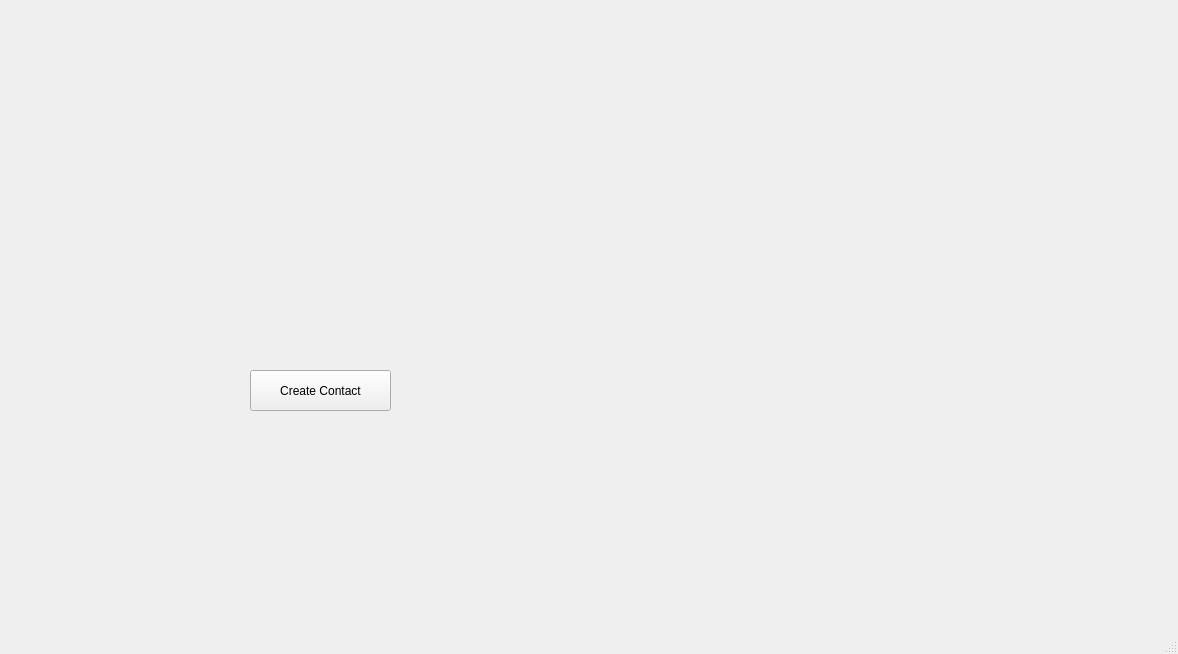
JustTeRoR/C-4th-task, file TelephoneBook/mainwindow.ui: the form before one commit.
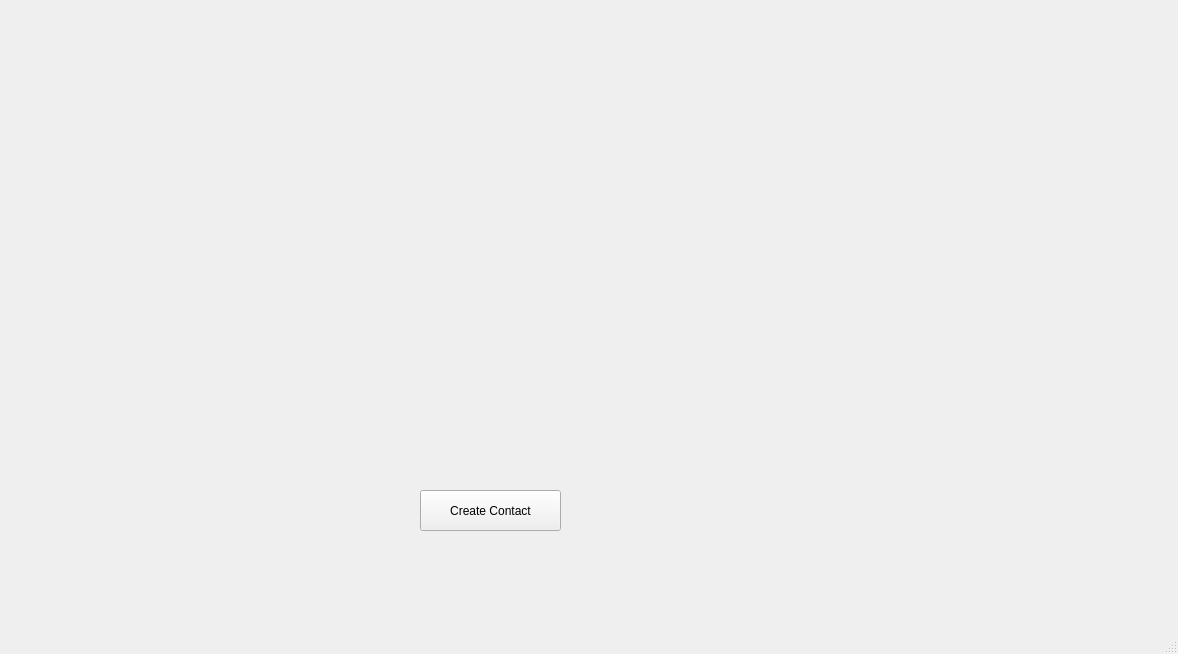
The form after the commit.

Patch:
```diff
--- a/TelephoneBook/mainwindow.ui
+++ b/TelephoneBook/mainwindow.ui
@@ -17,8 +17,8 @@
    <widget class="QPushButton" name="pushButton">
     <property name="geometry">
      <rect>
-      <x>250</x>
-      <y>370</y>
+      <x>420</x>
+      <y>490</y>
       <width>141</width>
       <height>41</height>
      </rect>
```
